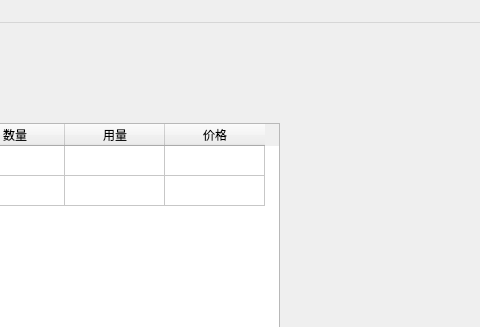
First picture: the form in ui/EditRecipeAndPaymentOrder.ui, repository BottleOfErie/SmartHospital, before the edit; both pictures show x 388 to 868 and y 0 to 327 of the 868 by 600 pixel window.
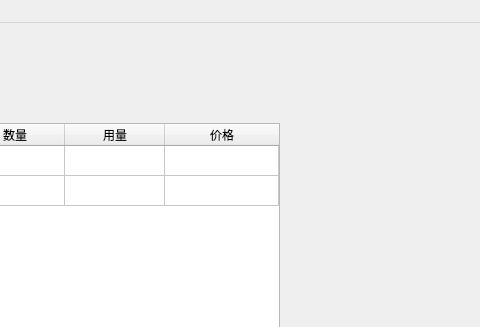
Second picture: the form after the edit. Icons and pictures are not drawn.

```diff
--- a/ui/EditRecipeAndPaymentOrder.ui
+++ b/ui/EditRecipeAndPaymentOrder.ui
@@ -88,6 +88,12 @@
     </item>
     <item row="0" column="0" colspan="2">
      <widget class="QTableWidget" name="tableWidget">
+      <attribute name="horizontalHeaderShowSortIndicator" stdset="0">
+       <bool>true</bool>
+      </attribute>
+      <attribute name="horizontalHeaderStretchLastSection">
+       <bool>true</bool>
+      </attribute>
       <row>
        <property name="text">
         <string>药品1</string>
```
